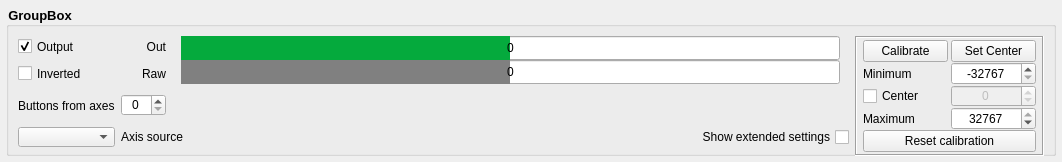
Qt form src/widgets/axes/axes.ui (invictuscockpits/HOTASConfigurator) before a commit.
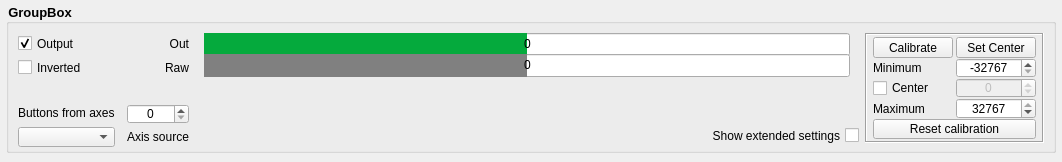
The same form after that commit. Custom widgets are drawn as their Qt base class.

What changed in the file:
```diff
--- a/src/widgets/axes/axes.ui
+++ b/src/widgets/axes/axes.ui
@@ -7,7 +7,7 @@
     <x>0</x>
     <y>0</y>
     <width>1062</width>
-    <height>155</height>
+    <height>162</height>
    </rect>
   </property>
   <property name="windowTitle">
@@ -21,7 +21,7 @@
     <number>6</number>
    </property>
    <property name="topMargin">
-    <number>6</number>
+    <number>0</number>
    </property>
    <property name="rightMargin">
     <number>6</number>
@@ -64,7 +64,7 @@
         <property name="minimumSize">
          <size>
           <width>0</width>
-          <height>150</height>
+          <height>0</height>
          </size>
         </property>
         <property name="maximumSize">
@@ -79,6 +79,9 @@
           <bold>true</bold>
          </font>
         </property>
+        <property name="layoutDirection">
+         <enum>Qt::LayoutDirection::LeftToRight</enum>
+        </property>
         <property name="styleSheet">
          <string notr="true">QGroupBox#groupBox_AxixName {
 	font-weight: bold;
@@ -88,14 +91,42 @@
         <property name="title">
          <string>GroupBox</string>
         </property>
-        <layout class="QGridLayout" name="gridLayout_2" rowstretch="1,0,0,0" columnstretch="0,0,0,0,7,2" columnminimumwidth="0,0,0,0,0,0">
+        <property name="alignment">
+         <set>Qt::AlignmentFlag::AlignLeading|Qt::AlignmentFlag::AlignLeft|Qt::AlignmentFlag::AlignTop</set>
+        </property>
+        <layout class="QGridLayout" name="gridLayout_2" rowstretch="1,0,0,0,0" columnstretch="0,0,0,0,7,2,0" columnminimumwidth="0,0,0,0,0,0,0">
+         <property name="sizeConstraint">
+          <enum>QLayout::SizeConstraint::SetNoConstraint</enum>
+         </property>
          <property name="bottomMargin">
           <number>6</number>
          </property>
          <property name="spacing">
           <number>6</number>
          </property>
-         <item row="3" column="4">
+         <item row="0" column="2">
+          <widget class="QLabel" name="label">
+           <property name="sizePolicy">
+            <sizepolicy hsizetype="Preferred" vsizetype="Preferred">
+             <horstretch>0</horstretch>
+             <verstretch>0</verstretch>
+            </sizepolicy>
+           </property>
+           <property name="minimumSize">
+            <size>
+             <width>0</width>
+             <height>21</height>
+            </size>
+           </property>
+           <property name="text">
+            <string>Out</string>
+           </property>
+           <property name="alignment">
+            <set>Qt::AlignmentFlag::AlignRight|Qt::AlignmentFlag::AlignTrailing|Qt::AlignmentFlag::AlignVCenter</set>
+           </property>
+          </widget>
+         </item>
+         <item row="4" column="5">
           <widget class="QCheckBox" name="checkBox_ShowExtend">
            <property name="sizePolicy">
             <sizepolicy hsizetype="Minimum" vsizetype="Fixed">
@@ -117,12 +148,279 @@
            </property>
           </widget>
          </item>
-         <item row="0" column="5" rowspan="4">
+         <item row="3" column="0">
+          <widget class="QLabel" name="label_3">
+           <property name="sizePolicy">
+            <sizepolicy hsizetype="Preferred" vsizetype="Minimum">
+             <horstretch>0</horstretch>
+             <verstretch>0</verstretch>
+            </sizepolicy>
+           </property>
+           <property name="text">
+            <string>Buttons from axes</string>
+           </property>
+          </widget>
+         </item>
+         <item row="2" column="3" colspan="3">
+          <widget class="AxesToButtonsSlider" name="widget_A2bSlider" native="true">
+           <property name="enabled">
+            <bool>false</bool>
+           </property>
+           <property name="minimumSize">
+            <size>
+             <width>0</width>
+             <height>40</height>
+            </size>
+           </property>
+          </widget>
+         </item>
+         <item row="1" column="2">
+          <widget class="QLabel" name="label_2">
+           <property name="sizePolicy">
+            <sizepolicy hsizetype="Preferred" vsizetype="Preferred">
+             <horstretch>0</horstretch>
+             <verstretch>0</verstretch>
+            </sizepolicy>
+           </property>
+           <property name="minimumSize">
+            <size>
+             <width>0</width>
+             <height>21</height>
+            </size>
+           </property>
+           <property name="text">
+            <string>Raw</string>
+           </property>
+           <property name="alignment">
+            <set>Qt::AlignmentFlag::AlignRight|Qt::AlignmentFlag::AlignTrailing|Qt::AlignmentFlag::AlignVCenter</set>
+           </property>
+          </widget>
+         </item>
+         <item row="0" column="3" rowspan="2" colspan="3">
+          <layout class="QVBoxLayout" name="verticalLayout_2" stretch="1,1">
+           <property name="spacing">
+            <number>0</number>
+           </property>
+           <property name="sizeConstraint">
+            <enum>QLayout::SizeConstraint::SetDefaultConstraint</enum>
+           </property>
+           <property name="leftMargin">
+            <number>9</number>
+           </property>
+           <property name="rightMargin">
+            <number>9</number>
+           </property>
+           <item>
+            <widget class="QProgressBar" name="progressBar_Out">
+             <property name="enabled">
+              <bool>true</bool>
+             </property>
+             <property name="sizePolicy">
+              <sizepolicy hsizetype="Expanding" vsizetype="Preferred">
+               <horstretch>0</horstretch>
+               <verstretch>0</verstretch>
+              </sizepolicy>
+             </property>
+             <property name="minimumSize">
+              <size>
+               <width>0</width>
+               <height>23</height>
+              </size>
+             </property>
+             <property name="maximumSize">
+              <size>
+               <width>16777215</width>
+               <height>16777215</height>
+              </size>
+             </property>
+             <property name="styleSheet">
+              <string notr="true">QProgressBar::chunk {
+    background-color: rgb(5, 170, 61); /* INVICTUS_GREEN */
+}
+QProgressBar::chunk:disabled {
+    background-color: rgba(5, 170, 61, 80); /* Semi-transparent Invictus Green */
+}</string>
+             </property>
+             <property name="minimum">
+              <number>-32767</number>
+             </property>
+             <property name="maximum">
+              <number>32767</number>
+             </property>
+             <property name="value">
+              <number>0</number>
+             </property>
+             <property name="alignment">
+              <set>Qt::AlignmentFlag::AlignCenter</set>
+             </property>
+             <property name="textVisible">
+              <bool>true</bool>
+             </property>
+             <property name="invertedAppearance">
+              <bool>false</bool>
+             </property>
+             <property name="format">
+              <string notr="true">%v</string>
+             </property>
+            </widget>
+           </item>
+           <item>
+            <widget class="QProgressBar" name="progressBar_Raw">
+             <property name="enabled">
+              <bool>true</bool>
+             </property>
+             <property name="sizePolicy">
+              <sizepolicy hsizetype="Expanding" vsizetype="Preferred">
+               <horstretch>0</horstretch>
+               <verstretch>0</verstretch>
+              </sizepolicy>
+             </property>
+             <property name="minimumSize">
+              <size>
+               <width>0</width>
+               <height>23</height>
+              </size>
+             </property>
+             <property name="maximumSize">
+              <size>
+               <width>16777215</width>
+               <height>16777215</height>
+              </size>
+             </property>
+             <property name="styleSheet">
+              <string notr="true">QProgressBar::chunk {
+    background-color: rgb(128, 128, 128); /* medium gray */
+}
+QProgressBar::chunk:disabled {
+    background-color: rgba(128, 128, 128, 80); /* semi-transparent medium gray */
+}</string>
+             </property>
+             <property name="minimum">
+              <number>-32767</number>
+             </property>
+             <property name="maximum">
+              <number>32767</number>
+             </property>
+             <property name="value">
+              <number>0</number>
+             </property>
+             <property name="alignment">
+              <set>Qt::AlignmentFlag::AlignCenter</set>
+             </property>
+             <property name="textVisible">
+              <bool>true</bool>
+             </property>
+             <property name="invertedAppearance">
+              <bool>false</bool>
+             </property>
+             <property name="format">
+              <string notr="true">%v</string>
+             </property>
+            </widget>
+           </item>
+          </layout>
+         </item>
+         <item row="1" column="0" colspan="2">
+          <widget class="QCheckBox" name="checkBox_Inverted">
+           <property name="sizePolicy">
+            <sizepolicy hsizetype="Minimum" vsizetype="Minimum">
+             <horstretch>0</horstretch>
+             <verstretch>0</verstretch>
+            </sizepolicy>
+           </property>
+           <property name="minimumSize">
+            <size>
+             <width>0</width>
+             <height>21</height>
+            </size>
+           </property>
+           <property name="text">
+            <string>Inverted</string>
+           </property>
+          </widget>
+         </item>
+         <item row="0" column="0" colspan="2">
+          <widget class="QCheckBox" name="checkBox_Output">
+           <property name="sizePolicy">
+            <sizepolicy hsizetype="Minimum" vsizetype="Minimum">
+             <horstretch>0</horstretch>
+             <verstretch>0</verstretch>
+            </sizepolicy>
+           </property>
+           <property name="minimumSize">
+            <size>
+             <width>0</width>
+             <height>21</height>
+            </size>
+           </property>
+           <property name="text">
+            <string>Output</string>
+           </property>
+           <property name="checked">
+            <bool>true</bool>
+           </property>
+          </widget>
+         </item>
+         <item row="4" column="0">
+          <widget class="CenteredCBox" name="comboBox_AxisSource1">
+           <property name="sizePolicy">
+            <sizepolicy hsizetype="Minimum" vsizetype="Minimum">
+             <horstretch>0</horstretch>
+             <verstretch>0</verstretch>
+            </sizepolicy>
+           </property>
+           <property name="minimumSize">
+            <size>
+             <width>95</width>
+             <height>20</height>
+            </size>
+           </property>
+          </widget>
+         </item>
+         <item row="3" column="2">
+          <widget class="QSpinBox" name="spinBox_A2bCount">
+           <property name="sizePolicy">
+            <sizepolicy hsizetype="Minimum" vsizetype="Fixed">
+             <horstretch>0</horstretch>
+             <verstretch>0</verstretch>
+            </sizepolicy>
+           </property>
+           <property name="minimumSize">
+            <size>
+             <width>45</width>
+             <height>20</height>
+            </size>
+           </property>
+           <property name="alignment">
+            <set>Qt::AlignmentFlag::AlignCenter</set>
+           </property>
+           <property name="maximum">
+            <number>12</number>
+           </property>
+          </widget>
+         </item>
+         <item row="4" column="2">
+          <widget class="QLabel" name="text_axisSource">
+           <property name="minimumSize">
+            <size>
+             <width>0</width>
+             <height>20</height>
+            </size>
+           </property>
+           <property name="text">
+            <string>Axis source</string>
+           </property>
+           <property name="alignment">
+            <set>Qt::AlignmentFlag::AlignLeading|Qt::AlignmentFlag::AlignLeft|Qt::AlignmentFlag::AlignVCenter</set>
+           </property>
+          </widget>
+         </item>
+         <item row="0" column="6">
           <widget class="QFrame" name="frame_4">
            <property name="minimumSize">
             <size>
              <width>155</width>
-             <height>120</height>
+             <height>110</height>
             </size>
            </property>
            <property name="frameShape">
@@ -316,295 +614,6 @@
            </layout>
           </widget>
          </item>
-         <item row="2" column="3" colspan="2">
-          <widget class="AxesToButtonsSlider" name="widget_A2bSlider" native="true">
-           <property name="enabled">
-            <bool>false</bool>
-           </property>
-           <property name="minimumSize">
-            <size>
-             <width>0</width>
-             <height>40</height>
-            </size>
-           </property>
-          </widget>
-         </item>
-         <item row="1" column="2">
-          <widget class="QLabel" name="label_2">
-           <property name="sizePolicy">
-            <sizepolicy hsizetype="Preferred" vsizetype="Preferred">
-             <horstretch>0</horstretch>
-             <verstretch>0</verstretch>
-            </sizepolicy>
-           </property>
-           <property name="minimumSize">
-            <size>
-             <width>0</width>
-             <height>21</height>
-            </size>
-           </property>
-           <property name="text">
-            <string>Raw</string>
-           </property>
-           <property name="alignment">
-            <set>Qt::AlignmentFlag::AlignRight|Qt::AlignmentFlag::AlignTrailing|Qt::AlignmentFlag::AlignVCenter</set>
-           </property>
-          </widget>
-         </item>
-         <item row="0" column="2">
-          <widget class="QLabel" name="label">
-           <property name="sizePolicy">
-            <sizepolicy hsizetype="Preferred" vsizetype="Preferred">
-             <horstretch>0</horstretch>
-             <verstretch>0</verstretch>
-            </sizepolicy>
-           </property>
-           <property name="minimumSize">
-            <size>
-             <width>0</width>
-             <height>21</height>
-            </size>
-           </property>
-           <property name="text">
-            <string>Out</string>
-           </property>
-           <property name="alignment">
-            <set>Qt::AlignmentFlag::AlignRight|Qt::AlignmentFlag::AlignTrailing|Qt::AlignmentFlag::AlignVCenter</set>
-           </property>
-          </widget>
-         </item>
-         <item row="0" column="3" rowspan="2" colspan="2">
-          <layout class="QVBoxLayout" name="verticalLayout_2" stretch="1,1">
-           <property name="spacing">
-            <number>0</number>
-           </property>
-           <property name="sizeConstraint">
-            <enum>QLayout::SizeConstraint::SetDefaultConstraint</enum>
-           </property>
-           <property name="leftMargin">
-            <number>9</number>
-           </property>
-           <property name="rightMargin">
-            <number>9</number>
-           </property>
-           <item>
-            <widget class="QProgressBar" name="progressBar_Out">
-             <property name="enabled">
-              <bool>true</bool>
-             </property>
-             <property name="sizePolicy">
-              <sizepolicy hsizetype="Expanding" vsizetype="Preferred">
-               <horstretch>0</horstretch>
-               <verstretch>0</verstretch>
-              </sizepolicy>
-             </property>
-             <property name="minimumSize">
-              <size>
-               <width>0</width>
-               <height>23</height>
-              </size>
-             </property>
-             <property name="maximumSize">
-              <size>
-               <width>16777215</width>
-               <height>16777215</height>
-              </size>
-             </property>
-             <property name="styleSheet">
-              <string notr="true">QProgressBar::chunk {
-    background-color: rgb(5, 170, 61); /* INVICTUS_GREEN */
-}
-QProgressBar::chunk:disabled {
-    background-color: rgba(5, 170, 61, 80); /* Semi-transparent Invictus Green */
-}</string>
-             </property>
-             <property name="minimum">
-              <number>-32767</number>
-             </property>
-             <property name="maximum">
-              <number>32767</number>
-             </property>
-             <property name="value">
-              <number>0</number>
-             </property>
-             <property name="alignment">
-              <set>Qt::AlignmentFlag::AlignCenter</set>
-             </property>
-             <property name="textVisible">
-              <bool>true</bool>
-             </property>
-             <property name="invertedAppearance">
-              <bool>false</bool>
-             </property>
-             <property name="format">
-              <string notr="true">%v</string>
-             </property>
-            </widget>
-           </item>
-           <item>
-            <widget class="QProgressBar" name="progressBar_Raw">
-             <property name="enabled">
-              <bool>true</bool>
-             </property>
-             <property name="sizePolicy">
-              <sizepolicy hsizetype="Expanding" vsizetype="Preferred">
-               <horstretch>0</horstretch>
-               <verstretch>0</verstretch>
-              </sizepolicy>
-             </property>
-             <property name="minimumSize">
-              <size>
-               <width>0</width>
-               <height>23</height>
-              </size>
-             </property>
-             <property name="maximumSize">
-              <size>
-               <width>16777215</width>
-               <height>16777215</height>
-              </size>
-             </property>
-             <property name="styleSheet">
-              <string notr="true">QProgressBar::chunk {
-    background-color: rgb(128, 128, 128); /* medium gray */
-}
-QProgressBar::chunk:disabled {
-    background-color: rgba(128, 128, 128, 80); /* semi-transparent medium gray */
-}</string>
-             </property>
-             <property name="minimum">
-              <number>-32767</number>
-             </property>
-             <property name="maximum">
-              <number>32767</number>
-             </property>
-             <property name="value">
-              <number>0</number>
-             </property>
-             <property name="alignment">
-              <set>Qt::AlignmentFlag::AlignCenter</set>
-             </property>
-             <property name="textVisible">
-              <bool>true</bool>
-             </property>
-             <property name="invertedAppearance">
-              <bool>false</bool>
-             </property>
-             <property name="format">
-              <string notr="true">%v</string>
-             </property>
-            </widget>
-           </item>
-          </layout>
-         </item>
-         <item row="1" column="0" colspan="2">
-          <widget class="QCheckBox" name="checkBox_Inverted">
-           <property name="sizePolicy">
-            <sizepolicy hsizetype="Minimum" vsizetype="Minimum">
-             <horstretch>0</horstretch>
-             <verstretch>0</verstretch>
-            </sizepolicy>
-           </property>
-           <property name="minimumSize">
-            <size>
-             <width>0</width>
-             <height>21</height>
-            </size>
-           </property>
-           <property name="text">
-            <string>Inverted</string>
-           </property>
-          </widget>
-         </item>
-         <item row="0" column="0" colspan="2">
-          <widget class="QCheckBox" name="checkBox_Output">
-           <property name="sizePolicy">
-            <sizepolicy hsizetype="Minimum" vsizetype="Minimum">
-             <horstretch>0</horstretch>
-             <verstretch>0</verstretch>
-            </sizepolicy>
-           </property>
-           <property name="minimumSize">
-            <size>
-             <width>0</width>
-             <height>21</height>
-            </size>
-           </property>
-           <property name="text">
-            <string>Output</string>
-           </property>
-           <property name="checked">
-            <bool>true</bool>
-           </property>
-          </widget>
-         </item>
-         <item row="2" column="0">
-          <widget class="QLabel" name="label_3">
-           <property name="sizePolicy">
-            <sizepolicy hsizetype="Preferred" vsizetype="Minimum">
-             <horstretch>0</horstretch>
-             <verstretch>0</verstretch>
-            </sizepolicy>
-           </property>
-           <property name="text">
-            <string>Buttons from axes</string>
-           </property>
-          </widget>
-         </item>
-         <item row="2" column="1" colspan="2">
-          <widget class="QSpinBox" name="spinBox_A2bCount">
-           <property name="sizePolicy">
-            <sizepolicy hsizetype="Minimum" vsizetype="Fixed">
-             <horstretch>0</horstretch>
-             <verstretch>0</verstretch>
-            </sizepolicy>
-           </property>
-           <property name="minimumSize">
-            <size>
-             <width>45</width>
-             <height>20</height>
-            </size>
-           </property>
-           <property name="alignment">
-            <set>Qt::AlignmentFlag::AlignCenter</set>
-           </property>
-           <property name="maximum">
-            <number>12</number>
-           </property>
-          </widget>
-         </item>
-         <item row="3" column="0">
-          <widget class="CenteredCBox" name="comboBox_AxisSource1">
-           <property name="sizePolicy">
-            <sizepolicy hsizetype="Minimum" vsizetype="Minimum">
-             <horstretch>0</horstretch>
-             <verstretch>0</verstretch>
-            </sizepolicy>
-           </property>
-           <property name="minimumSize">
-            <size>
-             <width>95</width>
-             <height>20</height>
-            </size>
-           </property>
-          </widget>
-         </item>
-         <item row="3" column="1" colspan="3">
-          <widget class="QLabel" name="text_axisSource">
-           <property name="minimumSize">
-            <size>
-             <width>0</width>
-             <height>20</height>
-            </size>
-           </property>
-           <property name="text">
-            <string>Axis source</string>
-           </property>
-           <property name="alignment">
-            <set>Qt::AlignmentFlag::AlignLeading|Qt::AlignmentFlag::AlignLeft|Qt::AlignmentFlag::AlignVCenter</set>
-           </property>
-          </widget>
-         </item>
         </layout>
        </widget>
       </item>
```
Left out of the diff: 3 changed lines with no effect on the pictures.
